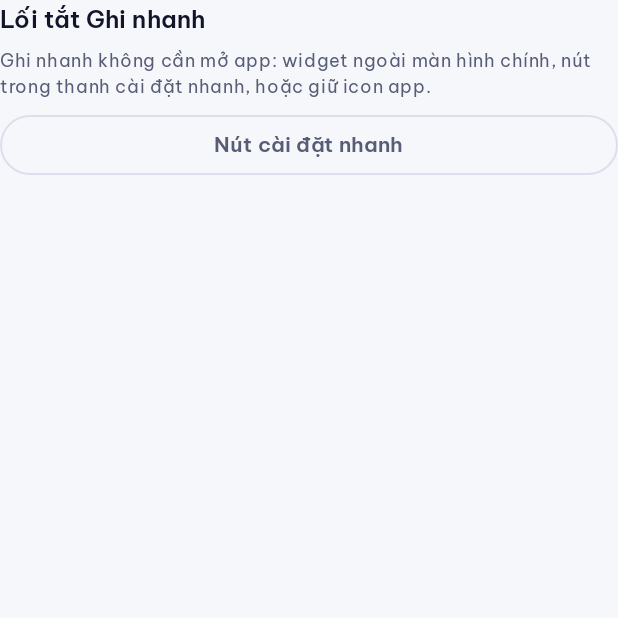
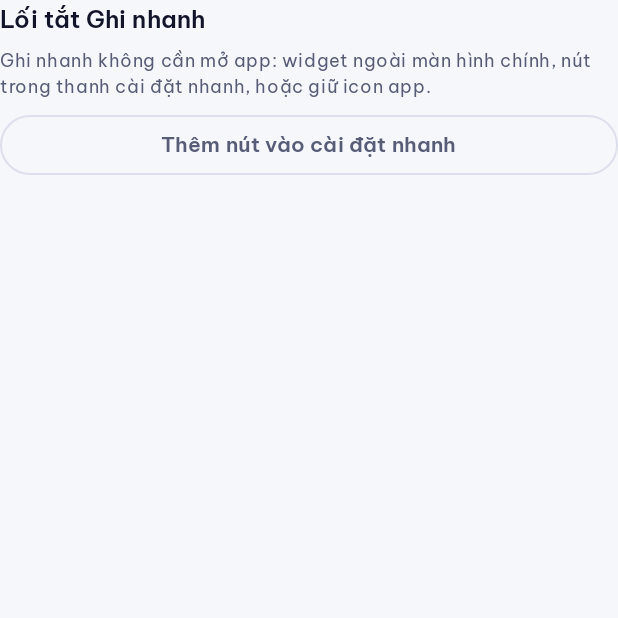
Before and after one commit to hoangvh2/my-recap, an Android app built with Jetpack Compose: the composable ShortcutRow shown on its own in the app's theme, on a phone screen of 412 x 824 dp, the top half of it. Run offline under Robolectric (Android 15) with nearby library versions, the phone set to English and light mode, and no system bars.

Commit message:
Settings: shortcut buttons stacked full width, backup buttons with tighter padding
Co-Authored-By: Claude Opus 5.5 <noreply@anthropic.com>
Claude-Session: https://claude.ai/code/session_01FjDtwnbR8bLjQcyXwYJCKz

```diff
--- a/app/src/main/java/com/vh/myrecap/ui/SettingsScreen.kt
+++ b/app/src/main/java/com/vh/myrecap/ui/SettingsScreen.kt
@@ -26,6 +26,7 @@ import androidx.compose.foundation.layout.size
 import androidx.compose.foundation.selection.toggleable
 import androidx.compose.foundation.shape.RoundedCornerShape
 import androidx.compose.foundation.layout.Column
+import androidx.compose.foundation.layout.PaddingValues
 import androidx.compose.foundation.layout.Row
 import androidx.compose.foundation.layout.Spacer
 import androidx.compose.foundation.layout.fillMaxSize
@@ -487,18 +488,17 @@ private fun ShortcutRow() {
     Column(verticalArrangement = Arrangement.spacedBy(6.dp)) {
         Text("Lối tắt Ghi nhanh", fontWeight = FontWeight.SemiBold)
         Hint("Ghi nhanh không cần mở app: widget ngoài màn hình chính, nút trong thanh cài đặt nhanh, hoặc giữ icon app.")
-        Row(horizontalArrangement = Arrangement.spacedBy(8.dp)) {
+        // Stacked full width: the labels stay whole on narrow phones.
         if (canPinWidget) {
             OutlinedButton(onClick = {
                 widgets?.requestPinAppWidget(ComponentName(context, CaptureWidget::class.java), null, null)
-                }, modifier = Modifier.weight(1f)) { Text("Thêm widget", maxLines = 1) }
+            }, modifier = Modifier.fillMaxWidth()) { Text("Thêm widget ra màn hình chính") }
         }
         if (canAddTile) {
             OutlinedButton(
                 onClick = { if (Build.VERSION.SDK_INT >= 33) requestTile(context) },
-                    modifier = Modifier.weight(1f),
-                ) { Text("Nút cài đặt nhanh", maxLines = 1) }
-            }
+                modifier = Modifier.fillMaxWidth(),
+            ) { Text("Thêm nút vào cài đặt nhanh") }
         }
     }
 }
@@ -558,11 +558,13 @@ private fun BackupSection(vm: AppViewModel, s: AppSettings) {
             onClick = { createFile.launch(BackupManager.suggestedName()) },
             enabled = busy == null,
             modifier = Modifier.weight(1f),
+            contentPadding = PaddingValues(horizontal = 8.dp),
         ) { Text("Sao lưu ngay", maxLines = 1) }
         OutlinedButton(
             onClick = { openFile.launch(arrayOf("application/zip", "application/octet-stream", "application/x-zip-compressed")) },
             enabled = busy == null,
             modifier = Modifier.weight(1f),
+            contentPadding = PaddingValues(horizontal = 8.dp),
         ) { Text("Khôi phục", maxLines = 1) }
     }
     if (busy != null) {
```
Also changed, not shown: 1 other file. Lines whose indentation alone changed are shown as unchanged.
